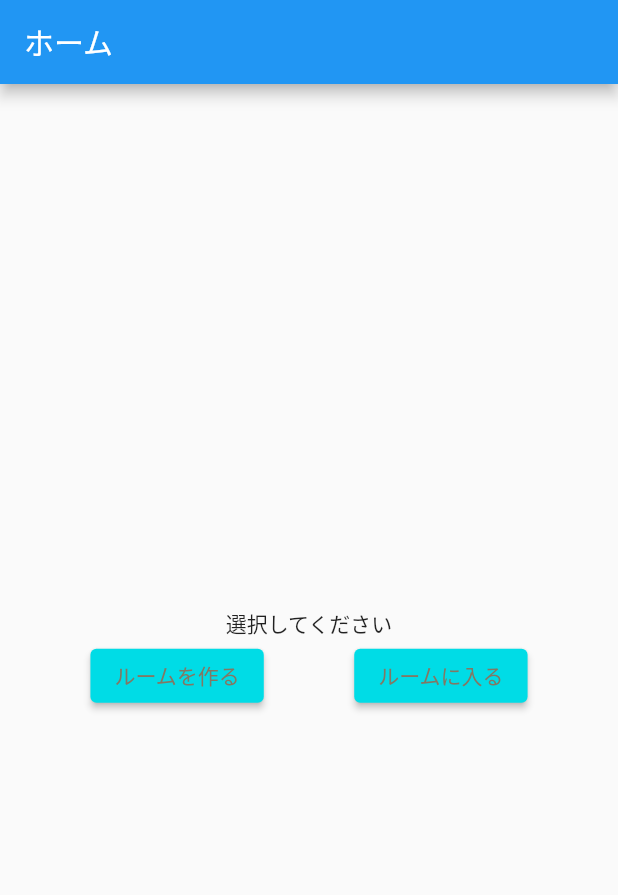
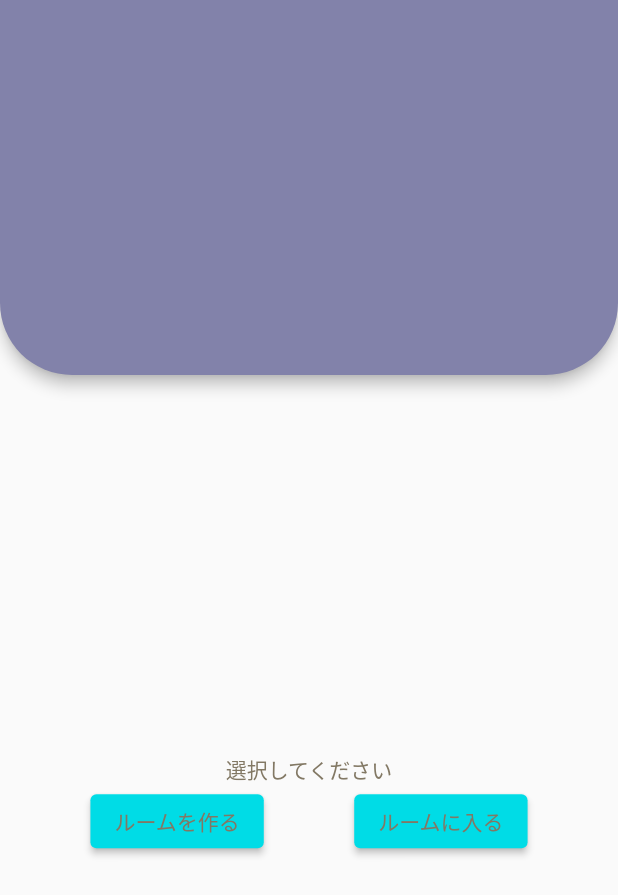
Before and after one commit to Tdrj2716/study_app_hackathon, a Flutter app: the screen it shows after launch, on a phone screen of 412 x 824 dp. Shown: the top 895 px of the screen. Run offline on Flutter 3.47's test engine with Material 2 defaults, Android fonts, the phone set to English and light mode, and no system bars.

Commit message:
welcome画面のデザインの変更

```diff
--- a/lib/welcome.dart
+++ b/lib/welcome.dart
@@ -5,14 +5,25 @@ class Welcome extends StatelessWidget {
   @override
   Widget build(BuildContext context) {
     return Scaffold(
-      appBar: AppBar(
-        title: Text("ホーム"),
+      appBar: PreferredSize(
+        preferredSize: Size.fromHeight(250),
+        child: AppBar(
+            //title: Text("ホーム"),
+            backgroundColor: Color.fromRGBO(130, 130, 170, 1),
+            shape: const RoundedRectangleBorder(
+              borderRadius: BorderRadius.vertical(
+                bottom: Radius.circular(48.0),
+              ),
+            )),
       ),
       body: Center(
           child: Column(
         mainAxisAlignment: MainAxisAlignment.center,
         children: [
-          Text('選択してください'),
+          const Text(
+            '選択してください',
+            style: TextStyle(color: Color.fromRGBO(130, 120, 100, 1)),
+          ),
           Row(
             mainAxisAlignment: MainAxisAlignment.spaceEvenly,
             children: [
```
